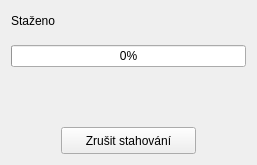
RxiPland/y2mate_desktop, file y2mate/downloaddialog.ui: the form before one commit.
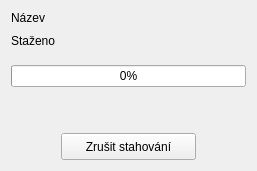
The form after the commit.

Commit message: show video name and extension

Diff of the .ui file:
```diff
--- a/y2mate/downloaddialog.ui
+++ b/y2mate/downloaddialog.ui
@@ -16,6 +16,13 @@
   <layout class="QHBoxLayout" name="horizontalLayout">
    <item>
     <layout class="QVBoxLayout" name="verticalLayout">
+     <item>
+      <widget class="QLabel" name="label_2">
+       <property name="text">
+        <string>Název</string>
+       </property>
+      </widget>
+     </item>
      <item>
       <widget class="QLabel" name="label">
        <property name="minimumSize">
```
The commit also changes 2 other files.
